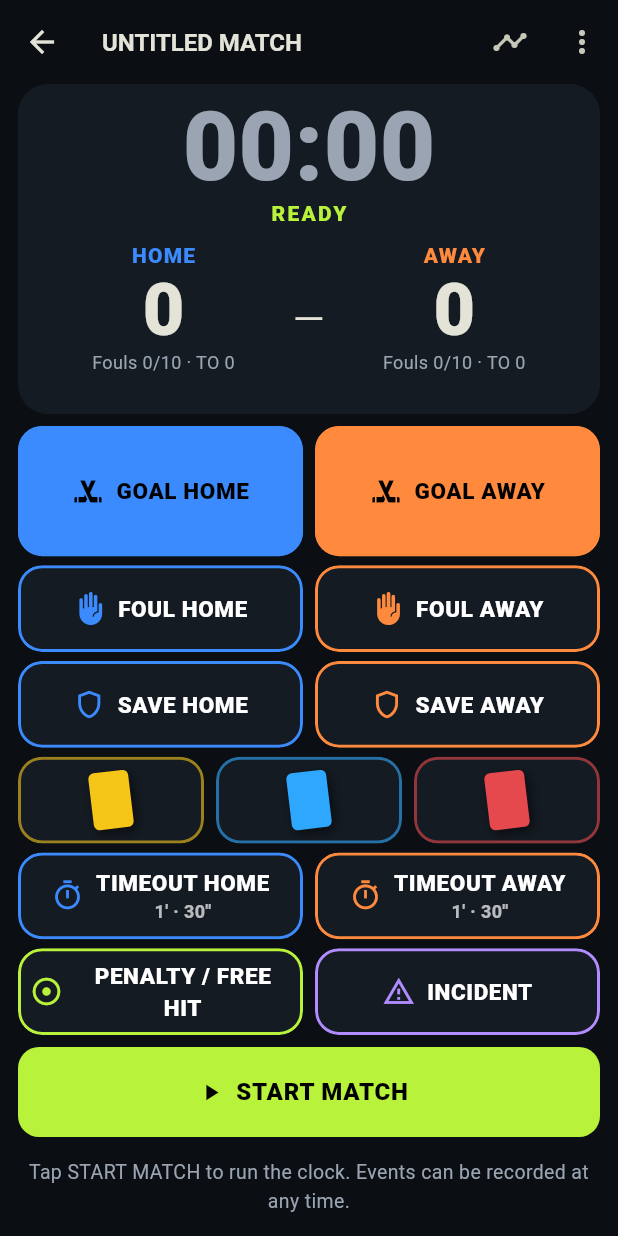
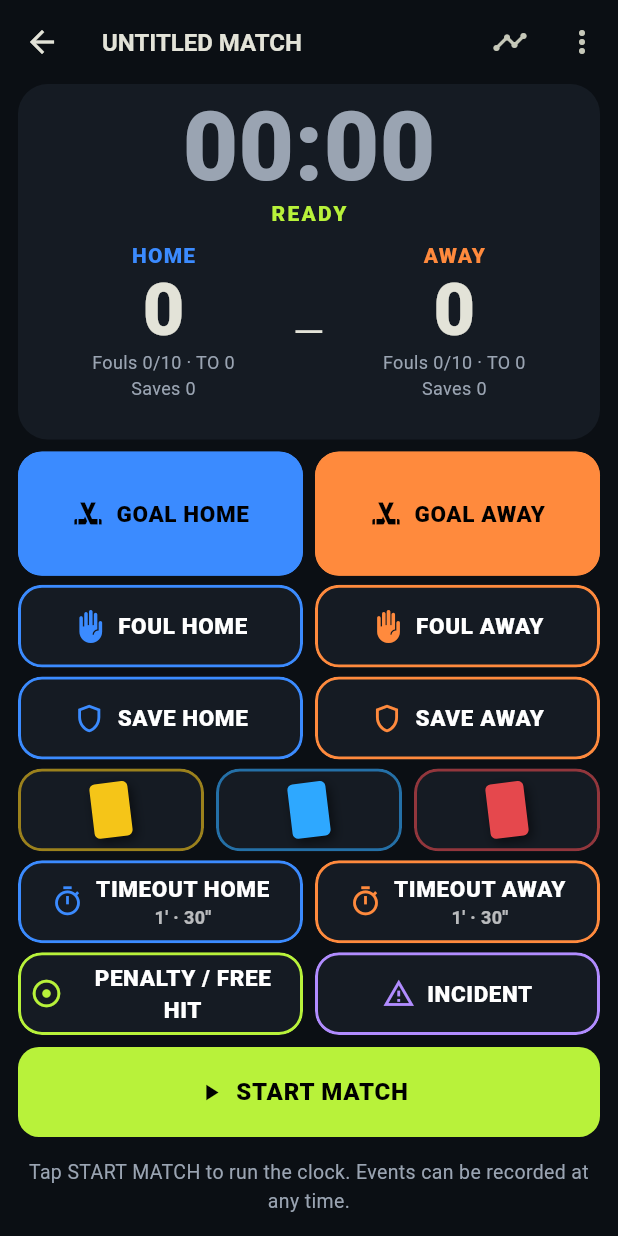
Before and after one commit to 20polozz/pistak_hockey, a Flutter app: the screen it shows after launch, after a tap on "START", after a tap on "NEW MATCH", on a phone screen of 412 x 824 dp. Run offline on Flutter 3.47's test engine with Material 3 defaults, Android fonts, the phone set to English and light mode, and no system bars; our stand-ins replace audioplayers, connectivity_plus, drift, drift_flutter, file_picker, flutter_riverpod and 7 more; missing offline and left inert: cryptography, dart:js_interop, record; accounts and stored records are empty; generated files the repository leaves out were written again.

Commit message:
feat: saves per team under the fouls line; 1.0.4
Co-Authored-By: Claude Opus 5.5 <noreply@anthropic.com>
Claude-Session: https://claude.ai/code/session_01EbCHwf32ZD21dvpnfbxhwx

```diff
--- a/lib/ui/screens/match_screen.dart
+++ b/lib/ui/screens/match_screen.dart
@@ -1127,6 +1127,14 @@ class _TeamScore extends StatelessWidget {
               fontFeatures: tabularFigures),
         ),
         _foulsLine(l, s, t, period),
+        // Goalkeeper saves of this team (whole match).
+        Text(
+          '${l.statSaves} ${t.saves}',
+          textAlign: TextAlign.center,
+          maxLines: 1,
+          overflow: TextOverflow.ellipsis,
+          style: const TextStyle(fontSize: 12, color: PistakColors.textMuted),
+        ),
         // Blue-card exclusions: countdown of played time, never colour-only.
         TickerBuilder(
           interval: const Duration(milliseconds: 500),
--- a/pubspec.yaml
+++ b/pubspec.yaml
@@ -1,7 +1,7 @@
 name: pistak
 description: "PISTAK — Matchday made simple. Live match tracking for roller hockey."
 publish_to: 'none'
-version: 1.0.3+4
+version: 1.0.4+5
 
 environment:
   sdk: ^3.6.0
```
